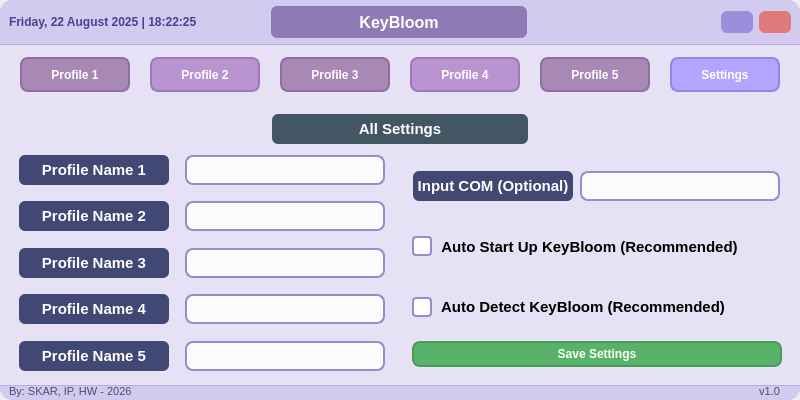
Before: the Qt Designer form keybloom.ui in KevinAR-18/ESP32C3-Macropad, drawn with Qt 5.
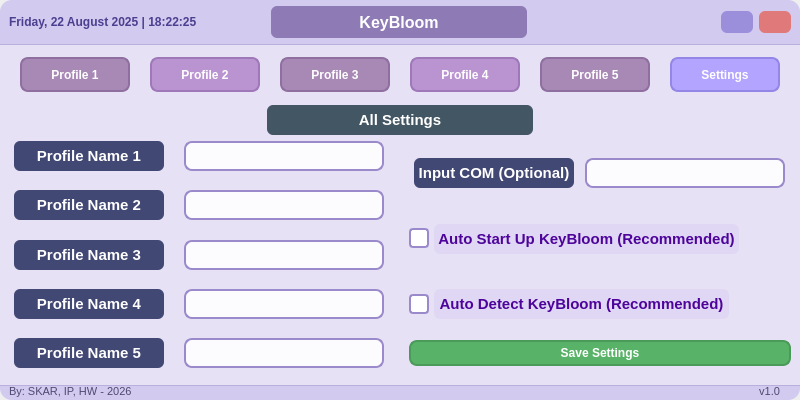
After: the same form once the commit is applied. The open tabs and pages were chosen to show the change. Icons and pictures are not drawn.

```diff
--- a/keybloom.ui
+++ b/keybloom.ui
@@ -487,6 +487,13 @@
      </item>
      <item>
       <widget class="QFrame" name="contentFrame">
+       <property name="styleSheet">
+        <string notr="true">#contentFrame {
+border-image: url(:/icon/images/bg2.png) 0 0 0 0 stretch stretch;
+}
+
+</string>
+       </property>
        <property name="frameShape">
         <enum>QFrame::Shape::NoFrame</enum>
        </property>
@@ -4972,6 +4979,21 @@
 </string>
            </property>
            <layout class="QVBoxLayout" name="verticalLayout_40">
+            <property name="spacing">
+             <number>0</number>
+            </property>
+            <property name="leftMargin">
+             <number>0</number>
+            </property>
+            <property name="topMargin">
+             <number>0</number>
+            </property>
+            <property name="rightMargin">
+             <number>0</number>
+            </property>
+            <property name="bottomMargin">
+             <number>10</number>
+            </property>
             <item>
              <layout class="QHBoxLayout" name="layoutTitleprofile1_2">
               <item>
@@ -5178,12 +5200,6 @@
 	padding: 2px 4px;
 }
 
-/* ================= FOCUS ================= */
-QLineEdit:focus {
-    border: 2px solid #7b5cff;                    /* ungu menyala (accent) */
-    background-color: rgba(155, 138, 203, 0.15);  /* glow ungu lembut */
-}
-
 /* ================= DISABLED ================= */
 QLineEdit:disabled {
     background-color: rgba(235, 231, 246, 0.8);   /* abu ungu */
@@ -5306,12 +5322,6 @@
 	padding: 2px 4px;
 }
 
-/* ================= FOCUS ================= */
-QLineEdit:focus {
-    border: 2px solid #7b5cff;                    /* ungu menyala (accent) */
-    background-color: rgba(155, 138, 203, 0.15);  /* glow ungu lembut */
-}
-
 /* ================= DISABLED ================= */
 QLineEdit:disabled {
     background-color: rgba(235, 231, 246, 0.8);   /* abu ungu */
@@ -5433,12 +5443,6 @@
 	padding: 2px 4px;
 }
 
-/* ================= FOCUS ================= */
-QLineEdit:focus {
-    border: 2px solid #7b5cff;                    /* ungu menyala (accent) */
-    background-color: rgba(155, 138, 203, 0.15);  /* glow ungu lembut */
-}
-
 /* ================= DISABLED ================= */
 QLineEdit:disabled {
     background-color: rgba(235, 231, 246, 0.8);   /* abu ungu */
@@ -5560,12 +5564,6 @@
 	padding: 2px 4px;
 }
 
-/* ================= FOCUS ================= */
-QLineEdit:focus {
-    border: 2px solid #7b5cff;                    /* ungu menyala (accent) */
-    background-color: rgba(155, 138, 203, 0.15);  /* glow ungu lembut */
-}
-
 /* ================= DISABLED ================= */
 QLineEdit:disabled {
     background-color: rgba(235, 231, 246, 0.8);   /* abu ungu */
@@ -5687,12 +5685,6 @@
 	padding: 2px 4px;
 }
 
-/* ================= FOCUS ================= */
-QLineEdit:focus {
-    border: 2px solid #7b5cff;                    /* ungu menyala (accent) */
-    background-color: rgba(155, 138, 203, 0.15);  /* glow ungu lembut */
-}
-
 /* ================= DISABLED ================= */
 QLineEdit:disabled {
     background-color: rgba(235, 231, 246, 0.8);   /* abu ungu */
@@ -5826,12 +5818,6 @@
 	padding: 2px 4px;
 }
 
-/* ================= FOCUS ================= */
-QLineEdit:focus {
-    border: 2px solid #7b5cff;                    /* ungu menyala (accent) */
-    background-color: rgba(155, 138, 203, 0.15);  /* glow ungu lembut */
-}
-
 /* ================= DISABLED ================= */
 QLineEdit:disabled {
     background-color: rgba(235, 231, 246, 0.8);   /* abu ungu */
@@ -5976,11 +5962,11 @@
                       <property name="styleSheet">
                        <string notr="true">
 /* App Title (KeyBloom) */
-#titleinputCOM{
-    color: white;      
+#titleAutostartup{
+    color: #4e049b;      
     font-size: 11pt;
     font-weight: bold;
-    background-color: #435663; /* ungu menyala lembut */
+    background-color: #dfd7f4; /* ungu menyala lembut */
     border-radius: 6px;
 }
 
@@ -6109,7 +6095,7 @@
                       </property>
                       <property name="minimumSize">
                        <size>
-                        <width>160</width>
+                        <width>295</width>
                         <height>30</height>
                        </size>
                       </property>
@@ -6130,11 +6116,11 @@
                       <property name="styleSheet">
                        <string notr="true">
 /* App Title (KeyBloom) */
-#titleinputCOM{
-    color: white;      
+#titleAutodetect{
+    color: #4e049b;      
     font-size: 11pt;
     font-weight: bold;
-    background-color: #435663; /* ungu menyala lembut */
+    background-color: #dfd7f4; /* ungu menyala lembut */
     border-radius: 6px;
 }
 
```
Left out of the diff: 195 changed lines with no effect on the pictures.
